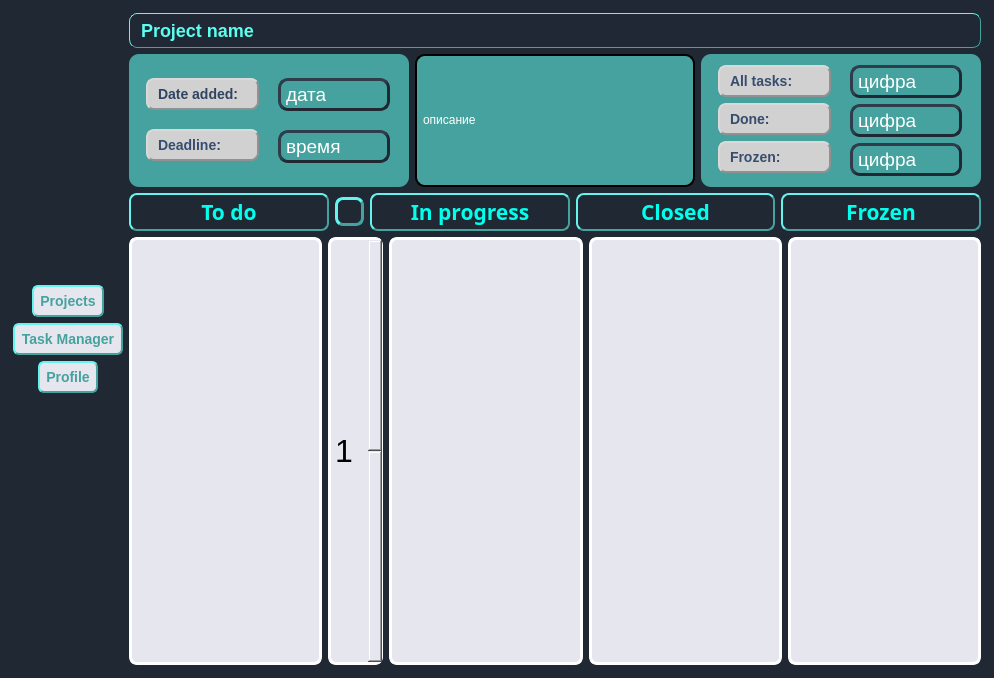
The window that ui/MainWindowTaskManager.ui (kiozet/TaskManagerWithAI) describes before a commit, drawn with Qt 5.
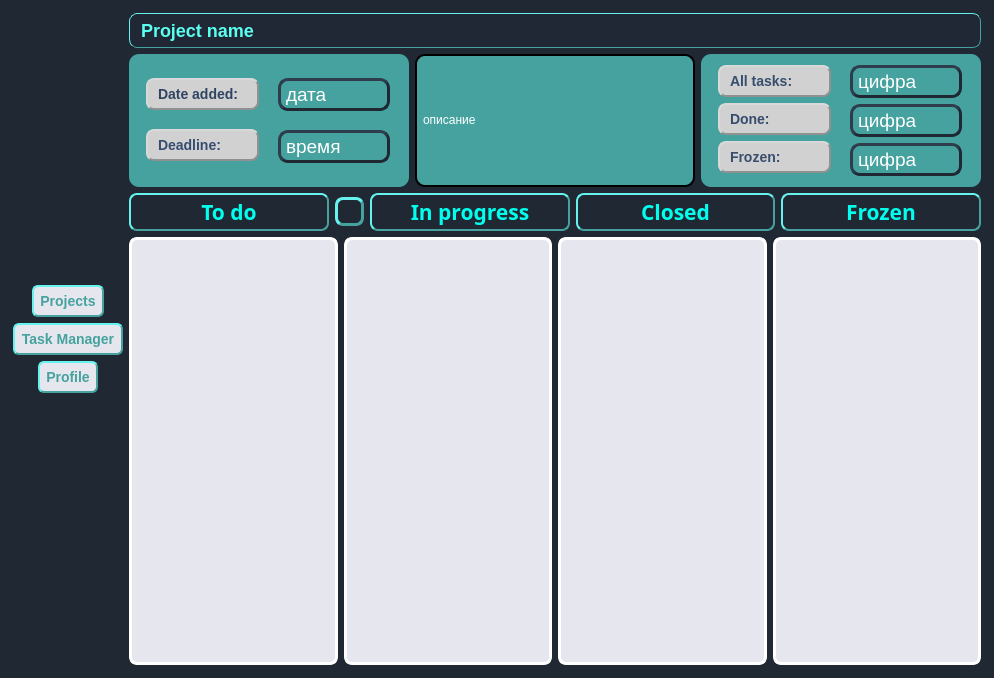
The same window after the commit. Icons and pictures are not drawn.

Commit message: Move spinBox from MainWindowTaskManager to GenerationTaskWindow

The edit to the form file:
```diff
--- a/ui/MainWindowTaskManager.ui
+++ b/ui/MainWindowTaskManager.ui
@@ -903,39 +903,6 @@
          </property>
         </widget>
        </item>
-       <item>
-        <widget class="QSpinBox" name="spinBox">
-         <property name="sizePolicy">
-          <sizepolicy hsizetype="Fixed" vsizetype="Expanding">
-           <horstretch>0</horstretch>
-           <verstretch>0</verstretch>
-          </sizepolicy>
-         </property>
-         <property name="font">
-          <font>
-           <pointsize>24</pointsize>
-          </font>
-         </property>
-         <property name="styleSheet">
-          <string notr="true">QSpinBox{
-    border-radius: 4px;
-    border-style: outset;
-    border-width: 3px;
-    border-radius: 8px;
-    border-color: white;
-    padding: 2px;
-    background-color: rgb(230, 230, 238);
-}
-</string>
-         </property>
-         <property name="minimum">
-          <number>1</number>
-         </property>
-         <property name="maximum">
-          <number>5</number>
-         </property>
-        </widget>
-       </item>
        <item>
         <widget class="QLabel" name="label_13">
          <property name="sizePolicy">
```
The commit also changes 1 other file.
